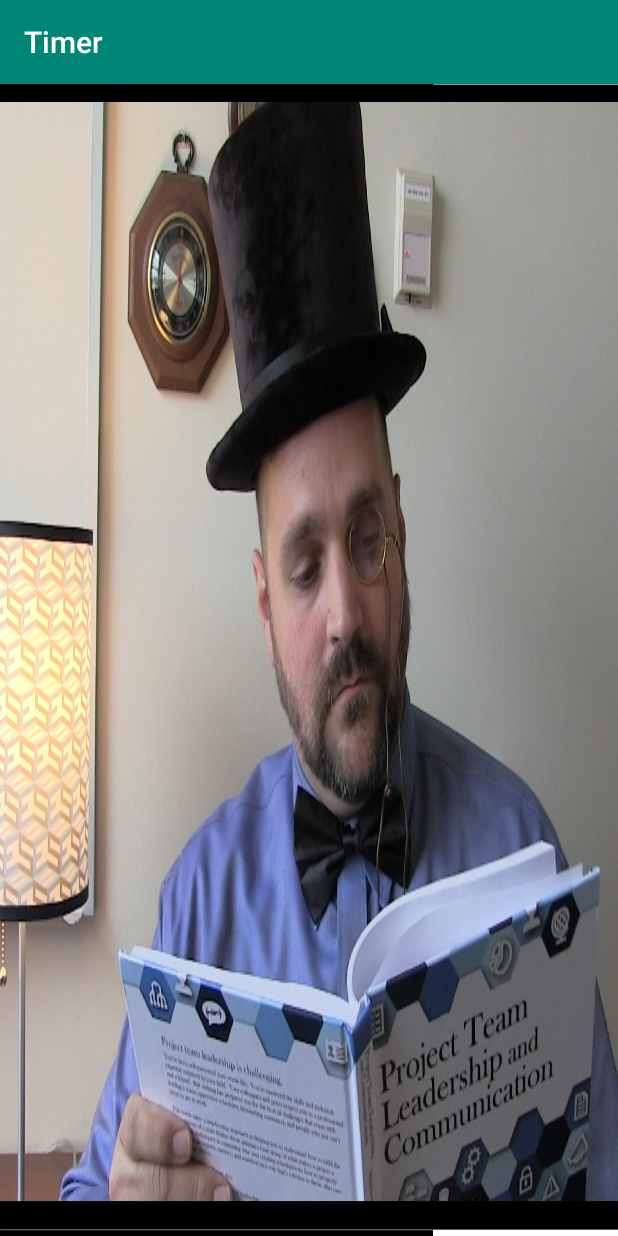
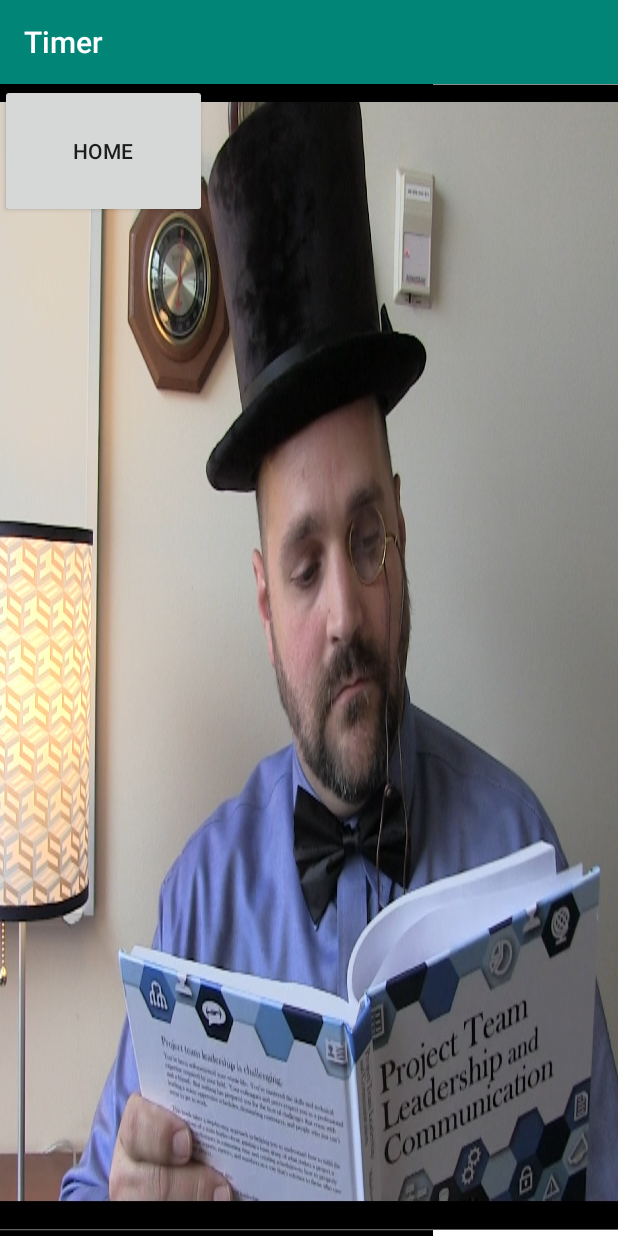
Before and after one commit to mr2527/Timer, an Android app: the calendar screen opened directly, with no data from a screen before it, on a phone screen of 412 x 824 dp. Run offline under Robolectric (Android 15) with nearby library versions, the phone set to English and light mode, and no system bars.

Commit message:
Added mobility

```diff
--- a/app/src/main/java/com/example/timer/calendar.java
+++ b/app/src/main/java/com/example/timer/calendar.java
@@ -1,14 +1,37 @@
 package com.example.timer;
+
+import android.content.Intent;
+import android.os.Bundle;
+import android.view.View;
+import android.widget.Button;
+
 
 import androidx.appcompat.app.AppCompatActivity;
 
-import android.os.Bundle;
 
 public class calendar extends AppCompatActivity {
+
+    Button homeButton;
 
     @Override
     protected void onCreate(Bundle savedInstanceState) {
         super.onCreate(savedInstanceState);
         setContentView(R.layout.activity_calendar);
+
+        homeButton = findViewById(R.id.Home);
+
+        homeButton.setOnClickListener(new View.OnClickListener(){
+            @Override
+            public void onClick(View v){
+                goHome();
+            }
+        });
     }
+
+    public void goHome()
+    {
+        Intent intent = new Intent(this, MainActivity.class);
+        startActivity(intent);
+    }
+
 }
--- a/app/src/main/res/layout/activity_calendar.xml
+++ b/app/src/main/res/layout/activity_calendar.xml
@@ -7,6 +7,7 @@
     tools:context=".calendar">
 
     <LinearLayout
+        android:id="@+id/Calendar"
         android:layout_width="match_parent"
         android:layout_height="match_parent"
         android:background="@drawable/malakowskystreched"
@@ -14,5 +15,12 @@
         app:layout_constraintBottom_toBottomOf="parent"
         app:layout_constraintEnd_toEndOf="parent"
         app:layout_constraintStart_toStartOf="parent"
-        app:layout_constraintTop_toTopOf="parent"></LinearLayout>
+        app:layout_constraintTop_toTopOf="parent">
+
+        <Button
+            android:id="@+id/Home"
+            android:layout_width="138dp"
+            android:layout_height="89dp"
+            android:text="@string/home" />
+    </LinearLayout>
 </androidx.constraintlayout.widget.ConstraintLayout>
--- a/app/src/main/res/values/strings.xml
+++ b/app/src/main/res/values/strings.xml
@@ -13,4 +13,5 @@
     <string name="tab_text_2">Tab 2</string>
     <string name="calendar">calendar</string>
     <string name="button">Button</string>
+    <string name="home">Home</string>
 </resources>
```
